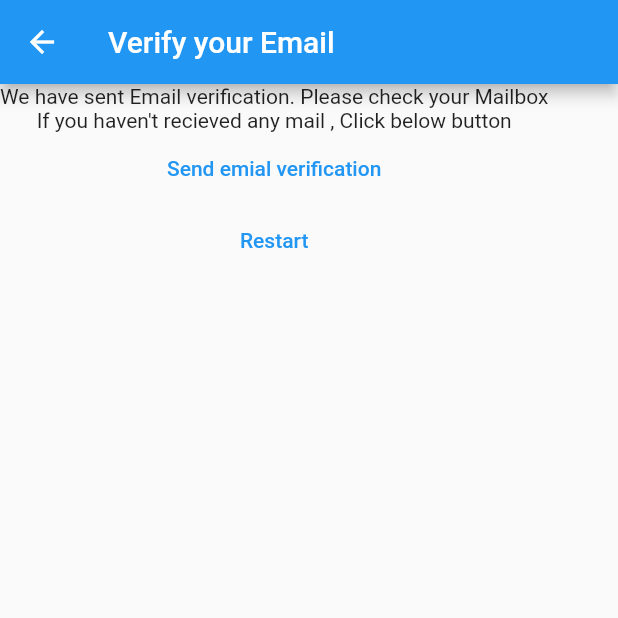
After one commit to ShreyashRahinj/MyFirstFlutterApp, a Flutter app: the VerifyEmailView screen opened by its route, after a tap on "Send emial verification", on a phone screen of 412 x 824 dp, the top half of it. The commit adds this screen. Run offline on Flutter 3.47's test engine with Material 2 defaults, Android fonts, the phone set to English and light mode, and no system bars; our stand-ins replace firebase_auth, firebase_core; accounts and stored records are empty; network calls fail.

Commit message:
Modified code

```diff
--- /dev/null
+++ b/myfirstflutterapp/lib/constants/routes.dart
@@ -0,0 +1,4 @@
+const loginroute = '/login/';
+const registerroute = '/register/';
+const verifyemailroute = '/verifyemail/';
+const notesroute = '/notes/';
--- /dev/null
+++ b/myfirstflutterapp/lib/enums/menu_action.dart
@@ -0,0 +1 @@
+enum MenuAction { logout }
--- /dev/null
+++ b/myfirstflutterapp/lib/services/auth/auth_provider.dart
@@ -0,0 +1,16 @@
+import 'package:myfirstflutterapp/services/auth/auth_user.dart';
+
+abstract class AuthProvider {
+  AuthUser? get currentUser;
+  Future<AuthUser> logIn({
+    required String email,
+    required String password,
+  });
+  Future<AuthUser> createUser({
+    required String email,
+    required String password,
+  });
+  Future<void> logOut();
+  Future<void> sendEmailVerification();
+  Future<void> initializeApp();
+}
--- /dev/null
+++ b/myfirstflutterapp/lib/services/auth/auth_service.dart
@@ -0,0 +1,50 @@
+import 'package:myfirstflutterapp/services/auth/auth_provider.dart';
+import 'package:myfirstflutterapp/services/auth/auth_user.dart';
+import 'package:myfirstflutterapp/services/auth/firebase_auth_provider.dart';
+
+class AuthService implements AuthProvider {
+  final AuthProvider provider;
+  const AuthService(this.provider);
+
+  factory AuthService.firebase() => AuthService(FirebaseAuthProvider());
+
+  @override
+  Future<AuthUser> createUser({
+    required String email,
+    required String password,
+  }) {
+    return provider.createUser(
+      email: email,
+      password: password,
+    );
+  }
+
+  @override
+  AuthUser? get currentUser => provider.currentUser;
+
+  @override
+  Future<AuthUser> logIn({
+    required String email,
+    required String password,
+  }) {
+    return provider.logIn(
+      email: email,
+      password: password,
+    );
+  }
+
+  @override
+  Future<void> logOut() {
+    return provider.logOut();
+  }
+
+  @override
+  Future<void> sendEmailVerification() {
+    return provider.sendEmailVerification();
+  }
+
+  @override
+  Future<void> initializeApp() {
+    return provider.initializeApp();
+  }
+}
--- /dev/null
+++ b/myfirstflutterapp/lib/services/auth/auth_user.dart
@@ -0,0 +1,11 @@
+import 'package:firebase_auth/firebase_auth.dart' show User;
+import 'package:flutter/foundation.dart';
+
+@immutable
+class AuthUser {
+  final bool isEmailVerified;
+  const AuthUser({required this.isEmailVerified});
+
+  factory AuthUser.fromFirebase(User user) =>
+      AuthUser(isEmailVerified: user.emailVerified);
+}
--- /dev/null
+++ b/myfirstflutterapp/lib/views/verify_email_view.dart
@@ -0,0 +1,43 @@
+import 'package:flutter/material.dart';
+import 'package:myfirstflutterapp/constants/routes.dart';
+import 'package:myfirstflutterapp/services/auth/auth_service.dart';
+
+class VerifyEmailView extends StatefulWidget {
+  const VerifyEmailView({super.key});
+
+  @override
+  State<VerifyEmailView> createState() => _VerifyEmailViewState();
+}
+
+class _VerifyEmailViewState extends State<VerifyEmailView> {
+  @override
+  Widget build(BuildContext context) {
+    return Scaffold(
+      appBar: AppBar(
+        title: const Text("Verify your Email"),
+      ),
+      body: Column(
+        children: [
+          const Text(
+              "We have sent Email verification. Please check your Mailbox"),
+          const Text("If you haven't recieved any mail , Click below button"),
+          TextButton(
+              onPressed: () async {
+                await AuthService.firebase().sendEmailVerification();
+                Navigator.of(context)
+                    .pushNamedAndRemoveUntil(loginroute, (route) => false);
+              },
+              child: const Text("Send emial verification")),
+          TextButton(
+            onPressed: () async {
+              await AuthService.firebase().logOut();
+              Navigator.of(context)
+                  .pushNamedAndRemoveUntil(registerroute, (route) => false);
+            },
+            child: const Text("Restart"),
+          )
+        ],
+      ),
+    );
+  }
+}
--- a/myfirstflutterapp/pubspec.yaml
+++ b/myfirstflutterapp/pubspec.yaml
@@ -50,6 +50,7 @@ dev_dependencies:
   # package. See that file for information about deactivating specific lint
   # rules and activating additional ones.
   flutter_lints: ^2.0.0
+  test: ^1.22.0
 
 # For information on the generic Dart part of this file, see the
 # following page: https://dart.dev/tools/pub/pubspec
```
Also changed, not shown: myfirstflutterapp/lib/main.dart (+31 -24 lines), myfirstflutterapp/lib/services/auth/auth_exceptions.dart (added, +16 -0 lines), myfirstflutterapp/lib/services/auth/firebase_auth_provider.dart (added, +106 -0 lines), myfirstflutterapp/lib/utilities/show_error_dialog.dart (added, +24 -0 lines), myfirstflutterapp/lib/utilities/show_success_dialog.dart (added, +24 -0 lines), myfirstflutterapp/lib/views/login_view.dart (+37 -31 lines), myfirstflutterapp/lib/views/notes_view.dart (added, +70 -0 lines), myfirstflutterapp/lib/views/register_view.dart (+31 -37 lines), myfirstflutterapp/pubspec.lock, 1 other file.
